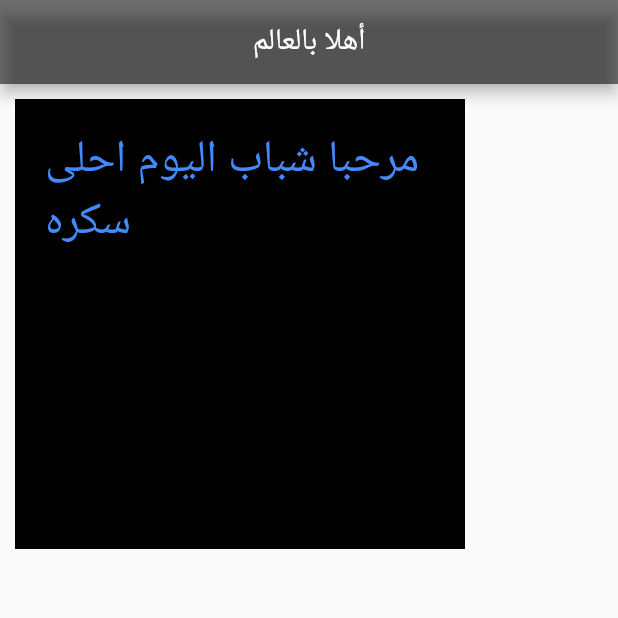
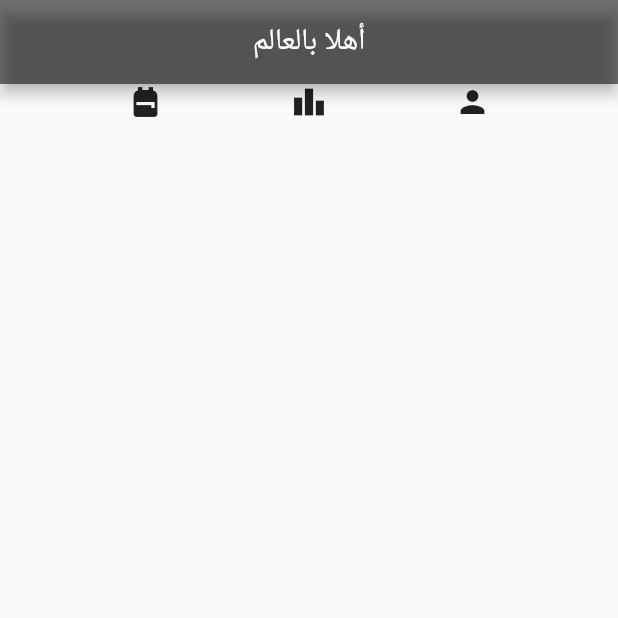
Before and after one commit to abdulmalikalomayri/fitnessapp, a Flutter app: the screen it shows after launch, on a phone screen of 412 x 824 dp, the top half of it. Run offline on Flutter 3.47's test engine with Material 2 defaults, Android fonts, the phone set to English and light mode, and no system bars.

Commit message:
example 2

```diff
--- a/lib/main.dart
+++ b/lib/main.dart
@@ -17,14 +17,16 @@ class MyApp extends StatelessWidget {
         title: Center(
             child: const Text("أهلا بالعالم")),
       ),
-      body: Container(
-        child: Text('مرحبا شباب اليوم احلى سكره', style: TextStyle(color: Colors.blueAccent, fontSize: 30)),
-        margin: EdgeInsets.all(10),
-        padding: EdgeInsets.all(20),
-        color: Colors.black,
-        height: 300,
-        width: 300
+      body: Row(
+        mainAxisAlignment: MainAxisAlignment.spaceEvenly,
+        crossAxisAlignment: CrossAxisAlignment.end,
 
+        children: [
+          Icon(Icons.backpack),
+          Icon(Icons.leaderboard),
+          Icon(Icons.person),
+
+        ]
 
 
       ),
```
